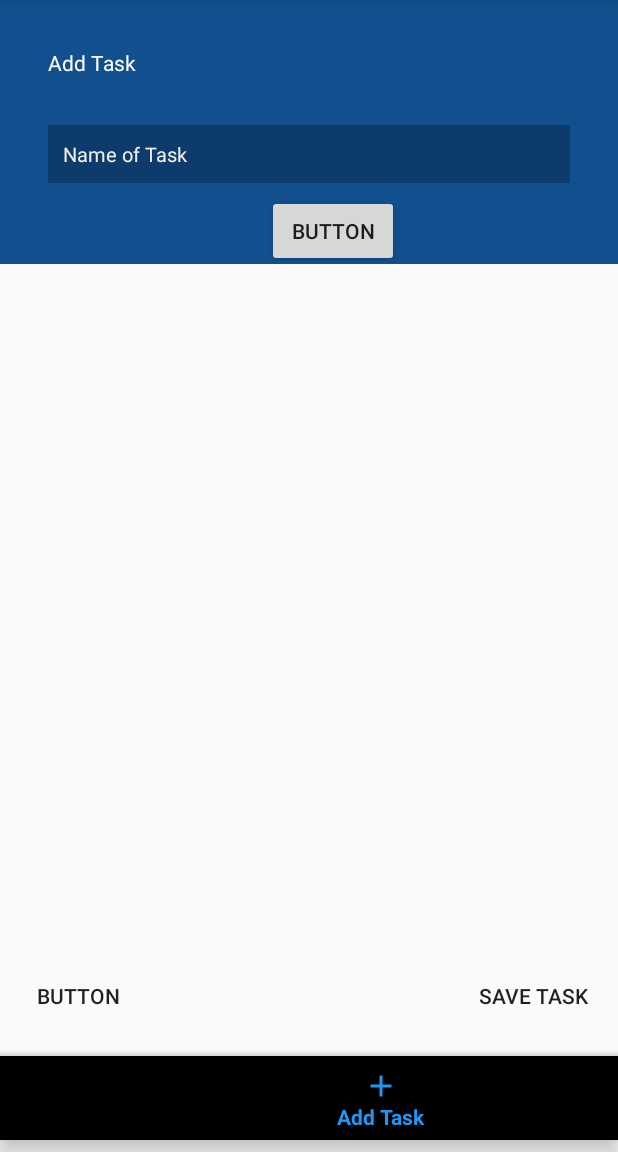
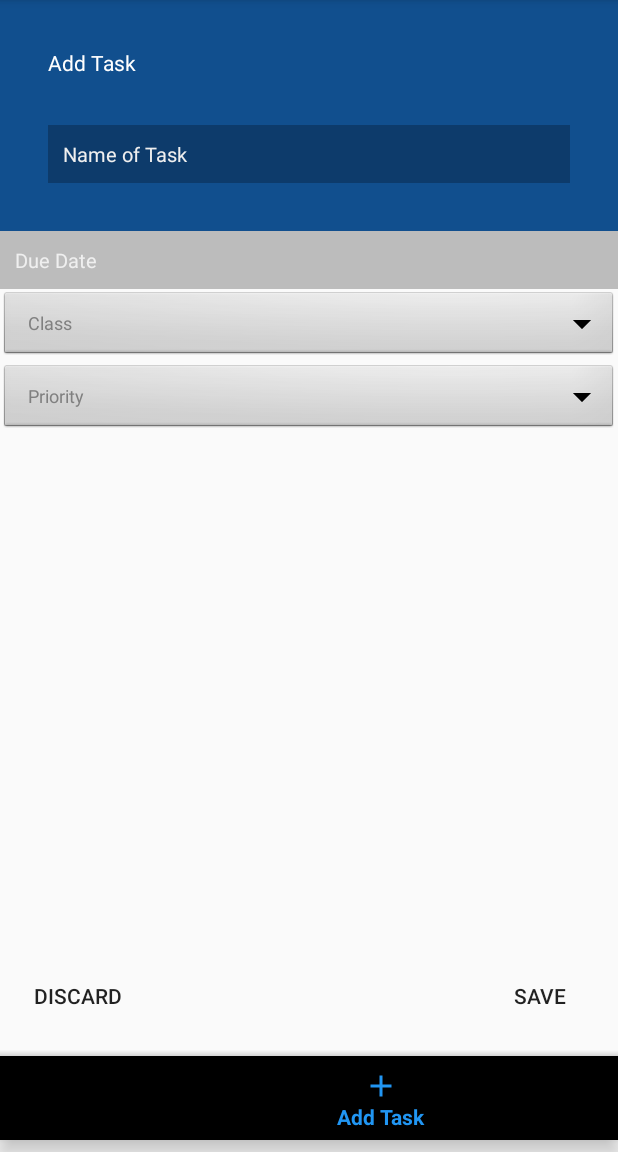
Before and after one commit to monilpatel/TurboTask, an Android app: the screen it shows after launch once a user with an empty profile is signed in (MainActivity), item 3 of the bottom bar chosen, on a phone screen of 412 x 824 dp, the part 84-1236 px from its top. Run offline under Robolectric (Android 15) with nearby library versions, the phone set to English and light mode, and no system bars; our stand-ins replace Firebase (no records; nobody signed in at launch, a user with empty details on screens opened directly).

Commit message:
added kaz code
add fragment with all options

```diff
--- a/TurboTask/app/src/main/java/com/example/monil/turbotask/AddTaskFragment.java
+++ b/TurboTask/app/src/main/java/com/example/monil/turbotask/AddTaskFragment.java
@@ -1,22 +1,27 @@
 package com.example.monil.turbotask;
 
+import android.app.DatePickerDialog;
+import android.app.Dialog;
 import android.os.Bundle;
+import android.support.v4.app.DialogFragment;
 import android.support.v4.app.Fragment;
 import android.util.Log;
 import android.view.LayoutInflater;
 import android.view.View;
 import android.view.ViewGroup;
+import android.widget.ArrayAdapter;
 import android.widget.Button;
+import android.widget.DatePicker;
 import android.widget.EditText;
+import android.widget.Spinner;
 
 import com.google.firebase.auth.FirebaseAuth;
 import com.google.firebase.auth.FirebaseUser;
-import com.google.firebase.database.DataSnapshot;
-import com.google.firebase.database.DatabaseError;
 import com.google.firebase.database.DatabaseReference;
 import com.google.firebase.database.FirebaseDatabase;
-import com.google.firebase.database.ValueEventListener;
 
+import java.text.SimpleDateFormat;
+import java.util.Calendar;
 import java.util.HashMap;
 import java.util.Map;
 
@@ -26,14 +31,14 @@ import java.util.Map;
 
 public class AddTaskFragment extends Fragment implements View.OnClickListener{
 
-    public static final String TAG_ADD_TASK = "add_task_fragment";
-    EditText inputTask;
-    Button saveTask;
-
-
+    public static String TAG_ADD_TASK = "add_task_fragment";
+    private EditText inputTask;
+    private Button saveTask;
+    private static EditText dueDateTxt;
+    private Spinner priority;
+    private Spinner classTag;
     private FirebaseUser user;
     private DatabaseReference dbRef;
-//    private DatabaseReference userTasksRef;
 
     public static AddTaskFragment newInstance() {
         AddTaskFragment fragment = new AddTaskFragment();
@@ -43,38 +48,58 @@ public class AddTaskFragment extends Fragment implements View.OnClickListener{
     @Override
     public void onCreate(Bundle savedInstanceState) {
         super.onCreate(savedInstanceState);
-        setRetainInstance(true);
-        Log.d("buttons", "add task fragment on create");
         dbRef = FirebaseDatabase.getInstance().getReference("data");
         user = FirebaseAuth.getInstance().getCurrentUser();
-//        userTasksRef = FirebaseDatabase.getInstance().getReference("data").child("user-tasks").child(user.getUid());
-
     }
 
     @Override
     public View onCreateView(LayoutInflater inflater, ViewGroup container,
                              Bundle savedInstanceState) {
 
-        Log.d("buttons", "on create view");
+        View v = inflater.inflate(R.layout.add_task_fragment, container, false);
 
-        View v = inflater.inflate(R.layout.add_task_fragment, container, false);
         inputTask = (EditText)v.findViewById(R.id.inputTask);
         saveTask = (Button) v.findViewById(R.id.saveTask);
         saveTask.setOnClickListener(this);
+        dueDateTxt = (EditText) v.findViewById(R.id.dueDate);
+        dueDateTxt.setOnClickListener(this);
+
+        priority = (Spinner) v.findViewById(R.id.priority);
+        classTag = (Spinner) v.findViewById(R.id.classTag);
+        ArrayAdapter<CharSequence> priority_adapter = ArrayAdapter.createFromResource(getActivity(), R.array.priority_array, android.R.layout.simple_spinner_item);
+        priority_adapter.setDropDownViewResource(android.R.layout.simple_spinner_dropdown_item);
+        priority.setPrompt("Select your priority!");
+
+        priority.setAdapter(
+                new NothingSelectedSpinnerAdapter(
+                        priority_adapter,
+                        R.layout.contact_spinner_row_nothing_selected_priority,
+                        getActivity()));
+
+        ArrayAdapter<CharSequence> classTag_adapter = ArrayAdapter.createFromResource(getActivity(), R.array.class_array, android.R.layout.simple_spinner_item);
+        classTag_adapter.setDropDownViewResource(android.R.layout.simple_spinner_dropdown_item);
+        classTag.setPrompt("Select your class!");
+
+        classTag.setAdapter(
+                new NothingSelectedSpinnerAdapter(
+                        classTag_adapter,
+                        R.layout.contact_spinner_row_nothing_selected_classtag,
+                        getActivity()));
         return  v;
     }
 
     @Override
     public void onClick(View v) {
-        Log.d("buttons", v.getId() + "");
-        if(v.equals(saveTask)){
+        if(v.equals(dueDateTxt)) {
+            DialogFragment picker = new DatePickerFragment();
+            picker.show(getFragmentManager(), "datePicker");
+        }
+        else if(v.equals(saveTask)){
             Log.d("buttons", "task saved!" );
-            createNewTask(user.getUid(), inputTask.getText().toString(), "", "", 0);
-            //TODO: send back to task list
-//            postTask();
-
+            createNewTask(user.getUid(), inputTask.getText().toString(), dueDateTxt.getText().toString(),classTag.getSelectedItem().toString(),  Integer.parseInt(priority.getSelectedItem().toString() ));
         }
     }
+
 
     private void createNewTask(String uid, String name, String date, String className, int priority){
         String key = dbRef.child("tasks").push().getKey();
@@ -88,25 +113,29 @@ public class AddTaskFragment extends Fragment implements View.OnClickListener{
 
     }
 
-    private void postTask(){
-        final String uid = user.getUid();
-        FirebaseDatabase.getInstance().getReference().child("user-task").child(uid)
-                .addListenerForSingleValueEvent(new ValueEventListener() {
-                    @Override
-                    public void onDataChange(DataSnapshot dataSnapshot) {
-                        String nameText = inputTask.getText().toString();
-                        Task task = new Task(uid, nameText, "", "", 0);
+    public static class DatePickerFragment extends DialogFragment
+            implements DatePickerDialog.OnDateSetListener {
 
-                        // Push the comment, it will appear in the list
-//                        userTasksRef.push().setValue(task);
+        @Override
+        public Dialog onCreateDialog(Bundle savedInstanceState) {
+            // Use the current date as the default date in the picker
+            final Calendar c = Calendar.getInstance();
+            int year = c.get(Calendar.YEAR);
+            int month = c.get(Calendar.MONTH);
+            int day = c.get(Calendar.DAY_OF_MONTH);
+            // Create a new instance of DatePickerDialog and return it
+            return new DatePickerDialog(getActivity(), this, year, month, day);
+        }
 
-                    }
 
-                    @Override
-                    public void onCancelled(DatabaseError databaseError) {
-                    }
+        @Override
+        public void onDateSet(DatePicker view, int year, int month, int day) {
+            Calendar c = Calendar.getInstance();
+            c.set(year, month, day);
 
-                });
+            SimpleDateFormat sdf = new SimpleDateFormat("yyyy-MM-dd");
+            String formattedDate = sdf.format(c.getTime());
+            dueDateTxt.setText(new StringBuilder().append(month + 1).append("/").append(day).append("/").append(year));
+        }
     }
-
 }
--- /dev/null
+++ b/TurboTask/app/src/main/java/com/example/monil/turbotask/NothingSelectedSpinnerAdapter.java
@@ -0,0 +1,166 @@
+package com.example.monil.turbotask;
+
+/**
+ * Created by Kasra Eslami on 4/24/2017.
+ */
+
+import android.content.Context;
+import android.database.DataSetObserver;
+import android.view.LayoutInflater;
+import android.view.View;
+import android.view.ViewGroup;
+import android.widget.ListAdapter;
+import android.widget.SpinnerAdapter;
+
+/**
+ * Decorator Adapter to allow a Spinner to show a 'Nothing Selected...' initially
+ * displayed instead of the first choice in the Adapter.
+ */
+public class NothingSelectedSpinnerAdapter implements SpinnerAdapter, ListAdapter {
+
+    protected static final int EXTRA = 1;
+    protected SpinnerAdapter adapter;
+    protected Context context;
+    protected int nothingSelectedLayout;
+    protected int nothingSelectedDropdownLayout;
+    protected LayoutInflater layoutInflater;
+
+    /**
+     * Use this constructor to have NO 'Select One...' item, instead use
+     * the standard prompt or nothing at all.
+     * @param spinnerAdapter wrapped Adapter.
+     * @param nothingSelectedLayout layout for nothing selected, perhaps
+     * you want text grayed out like a prompt...
+     * @param context
+     */
+    public NothingSelectedSpinnerAdapter(
+            SpinnerAdapter spinnerAdapter,
+            int nothingSelectedLayout, Context context) {
+
+        this(spinnerAdapter, nothingSelectedLayout, -1, context);
+    }
+
+    /**
+     * Use this constructor to Define your 'Select One...' layout as the first
+     * row in the returned choices.
+     * If you do this, you probably don't want a prompt on your spinner or it'll
+     * have two 'Select' rows.
+     * @param spinnerAdapter wrapped Adapter. Should probably return false for isEnabled(0)
+     * @param nothingSelectedLayout layout for nothing selected, perhaps you want
+     * text grayed out like a prompt...
+     * @param nothingSelectedDropdownLayout layout for your 'Select an Item...' in
+     * the dropdown.
+     * @param context
+     */
+    public NothingSelectedSpinnerAdapter(SpinnerAdapter spinnerAdapter,
+                                         int nothingSelectedLayout, int nothingSelectedDropdownLayout, Context context) {
+        this.adapter = spinnerAdapter;
+        this.context = context;
+        this.nothingSelectedLayout = nothingSelectedLayout;
+        this.nothingSelectedDropdownLayout = nothingSelectedDropdownLayout;
+        layoutInflater = LayoutInflater.from(context);
+    }
+
+    @Override
+    public final View getView(int position, View convertView, ViewGroup parent) {
+        // This provides the View for the Selected Item in the Spinner, not
+        // the dropdown (unless dropdownView is not set).
+        if (position == 0) {
+            return getNothingSelectedView(parent);
+        }
+        return adapter.getView(position - EXTRA, null, parent); // Could re-use
+        // the convertView if possible.
+    }
+
+    /**
+     * View to show in Spinner with Nothing Selected
+     * Override this to do something dynamic... e.g. "37 Options Found"
+     * @param parent
+     * @return
+     */
+    protected View getNothingSelectedView(ViewGroup parent) {
+        return layoutInflater.inflate(nothingSelectedLayout, parent, false);
+    }
+
+    @Override
+    public View getDropDownView(int position, View convertView, ViewGroup parent) {
+        // Android BUG! http://code.google.com/p/android/issues/detail?id=17128 -
+        // Spinner does not support multiple view types
+        if (position == 0) {
+            return nothingSelectedDropdownLayout == -1 ?
+                    new View(context) :
+                    getNothingSelectedDropdownView(parent);
+        }
+
+        // Could re-use the convertView if possible, use setTag...
+        return adapter.getDropDownView(position - EXTRA, null, parent);
+    }
+
+    /**
+     * Override this to do something dynamic... For example, "Pick your favorite
+     * of these 37".
+     * @param parent
+     * @return
+     */
+    protected View getNothingSelectedDropdownView(ViewGroup parent) {
+        return layoutInflater.inflate(nothingSelectedDropdownLayout, parent, false);
+    }
+
+    @Override
+    public int getCount() {
+        int count = adapter.getCount();
+        return count == 0 ? 0 : count + EXTRA;
+    }
+
+    @Override
+    public Object getItem(int position) {
+        return position == 0 ? null : adapter.getItem(position - EXTRA);
+    }
+
+    @Override
+    public int getItemViewType(int position) {
+        return 0;
+    }
+
+    @Override
+    public int getViewTypeCount() {
+        return 1;
+    }
+
+    @Override
+    public long getItemId(int position) {
+        return position >= EXTRA ? adapter.getItemId(position - EXTRA) : position - EXTRA;
+    }
+
+    @Override
+    public boolean hasStableIds() {
+        return adapter.hasStableIds();
+    }
+
+    @Override
+    public boolean isEmpty() {
+        return adapter.isEmpty();
+    }
+
+    @Override
+    public void registerDataSetObserver(DataSetObserver observer) {
+        adapter.registerDataSetObserver(observer);
+    }
+
+    @Override
+    public void unregisterDataSetObserver(DataSetObserver observer) {
+        adapter.unregisterDataSetObserver(observer);
+    }
+
+    @Override
+    public boolean areAllItemsEnabled() {
+        return false;
+    }
+
+    @Override
+    public boolean isEnabled(int position) {
+        return position != 0; // Don't allow the 'nothing selected'
+        // item to be picked.
+    }
+
+}
--- a/TurboTask/app/src/main/res/layout/add_task_fragment.xml
+++ b/TurboTask/app/src/main/res/layout/add_task_fragment.xml
@@ -21,16 +21,44 @@
         <LinearLayout
             android:layout_width="match_parent"
             android:layout_height="wrap_content"
-            android:orientation="vertical" >
+            android:orientation="vertical"
+            android:weightSum="1">
 
             <!-- Header -->
 
             <include
                 android:id="@+id/container_header_lyt"
-                android:layout_height="176dp"
+                layout="@layout/add_task_header"
                 android:layout_width="fill_parent"
-                layout="@layout/add_task_header" />
+                android:layout_height="wrap_content"
+                android:layout_weight="3.51" />
 
+            <EditText
+                android:id="@+id/dueDate"
+                android:layout_width="match_parent"
+                android:layout_height="wrap_content"
+                android:background="@color/darkBlue"
+                android:ems="10"
+                android:hint="Due Date"
+                android:inputType="textPersonName"
+                android:padding="10dp"
+                android:textColorHint="@color/gray"
+                android:textSize="13sp"
+                android:focusable="false"/>
+
+            <Spinner
+                android:id="@+id/classTag"
+                android:layout_width="match_parent"
+                android:layout_height="wrap_content"
+                android:layout_weight="3.51"
+                style="@android:style/Widget.Spinner"/>
+
+            <Spinner
+                android:id="@+id/priority"
+                android:layout_width="match_parent"
+                android:layout_height="wrap_content"
+                android:layout_weight="3.51"
+                style="@android:style/Widget.Spinner"/>
         </LinearLayout>
     </ScrollView>
 
@@ -41,7 +69,7 @@
         android:layout_height="wrap_content"
         android:layout_marginBottom="8dp"
         android:layout_marginLeft="8dp"
-        android:text="Button"
+        android:text="Discard"
         app:layout_constraintBottom_toBottomOf="parent"
         app:layout_constraintLeft_toLeftOf="parent" />
 
@@ -52,7 +80,7 @@
         android:layout_height="wrap_content"
         android:layout_marginBottom="8dp"
         android:layout_marginRight="8dp"
-        android:text="Save Task"
+        android:text="Save"
         app:layout_constraintBottom_toBottomOf="parent"
         app:layout_constraintRight_toRightOf="parent" />
 </android.support.constraint.ConstraintLayout>
--- a/TurboTask/app/src/main/res/layout/add_task_header.xml
+++ b/TurboTask/app/src/main/res/layout/add_task_header.xml
@@ -41,17 +41,4 @@
         app:layout_constraintHorizontal_bias="0.0"
         android:layout_marginBottom="32dp"
         app:layout_constraintVertical_bias="0.0" />
-
-    <Button
-        android:id="@+id/test_btn"
-        android:layout_width="wrap_content"
-        android:layout_height="wrap_content"
-        android:text="Button"
-        android:layout_marginRight="8dp"
-        app:layout_constraintRight_toRightOf="parent"
-        android:layout_marginLeft="8dp"
-        app:layout_constraintLeft_toLeftOf="parent"
-        app:layout_constraintHorizontal_bias="0.553"
-        android:layout_marginTop="8dp"
-        app:layout_constraintTop_toBottomOf="@+id/inputTask" />
 </android.support.constraint.ConstraintLayout>
--- /dev/null
+++ b/TurboTask/app/src/main/res/layout/contact_spinner_row_nothing_selected_classtag.xml
@@ -0,0 +1,11 @@
+<?xml version="1.0" encoding="utf-8"?>
+<TextView xmlns:android="http://schemas.android.com/apk/res/android"
+    android:id="@android:id/text2"
+    style="?android:attr/spinnerItemStyle"
+    android:singleLine="true"
+    android:layout_width="match_parent"
+    android:layout_height="wrap_content"
+    android:ellipsize="marquee"
+    android:textSize="12sp"
+    android:textColor="#808080"
+    android:text="Class" />
--- /dev/null
+++ b/TurboTask/app/src/main/res/layout/contact_spinner_row_nothing_selected_priority.xml
@@ -0,0 +1,11 @@
+<?xml version="1.0" encoding="utf-8"?>
+<TextView xmlns:android="http://schemas.android.com/apk/res/android"
+    android:id="@android:id/text1"
+    style="?android:attr/spinnerItemStyle"
+    android:singleLine="true"
+    android:layout_width="match_parent"
+    android:layout_height="wrap_content"
+    android:ellipsize="marquee"
+    android:textSize="12sp"
+    android:textColor="#808080"
+    android:text="Priority" />
--- a/TurboTask/app/src/main/res/values/strings.xml
+++ b/TurboTask/app/src/main/res/values/strings.xml
@@ -4,4 +4,15 @@
     <string name="password">Password</string>
     <string name="login">LOGIN</string>
     <string name="register">Don\'t have an account? Signup!</string>
+    <string-array name="class_array">
+        <item>Math</item>
+        <item>Science</item>
+        <item>History</item>
+    </string-array>
+    <string-array name="priority_array">
+        <item>1</item>
+        <item>2</item>
+        <item>3</item>
+    </string-array>
+
 </resources>
```
